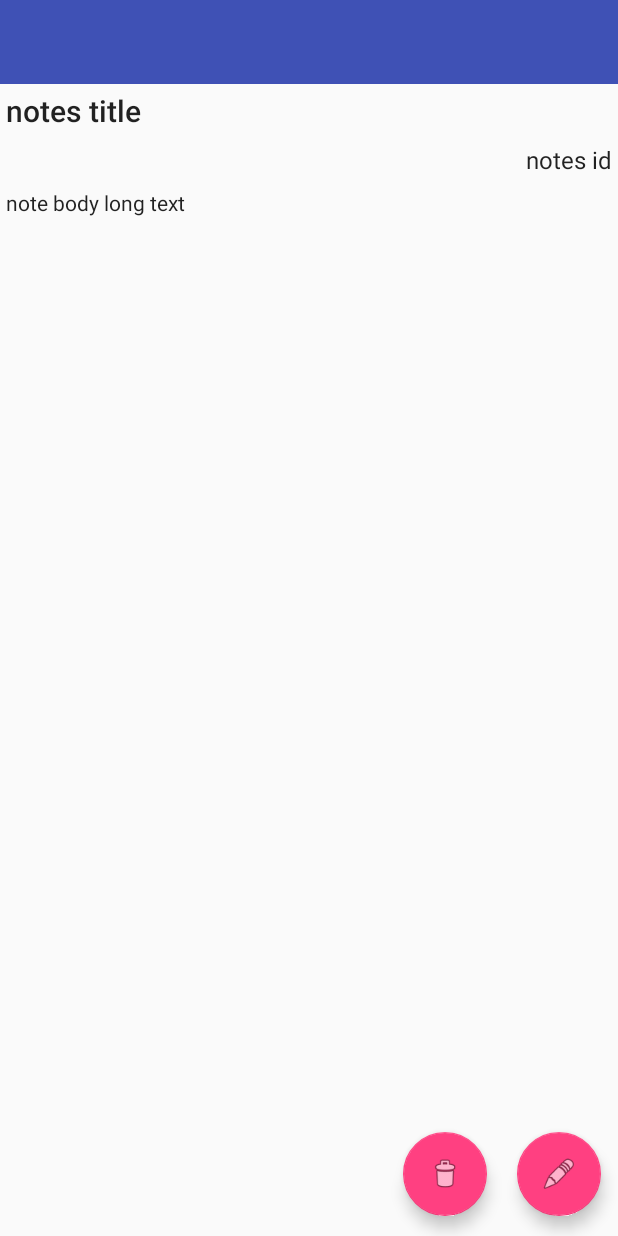
After one commit to abdurahmanovart/NotesRealm, an Android app: the layout activity_note_detail.xml on its own in the app's theme, with its tools: preview values and no code run, on a phone screen of 412 x 824 dp. The commit adds this screen. Run offline under Robolectric (Android 15) with nearby library versions, the phone set to English and light mode, and no system bars.

Commit message:
created new activity to handle note removing

```diff
--- a/app/src/main/AndroidManifest.xml
+++ b/app/src/main/AndroidManifest.xml
@@ -25,6 +25,12 @@
             android:label="@string/create_note"
             android:theme="@style/Theme.AppCompat.NoActionBar">
         </activity>
+        <activity
+            android:name=".ui.NoteDetailActivity"
+            android:configChanges="orientation|screenSize"
+            android:label="@string/note_details"
+            android:theme="@style/Theme.AppCompat.NoActionBar">
+        </activity>
     </application>
 
 </manifest>
--- /dev/null
+++ b/app/src/main/res/layout/activity_note_detail.xml
@@ -0,0 +1,86 @@
+<?xml version="1.0" encoding="utf-8"?>
+<RelativeLayout
+    xmlns:android="http://schemas.android.com/apk/res/android"
+    xmlns:app="http://schemas.android.com/apk/res-auto"
+    xmlns:tools="http://schemas.android.com/tools"
+    android:layout_width="match_parent"
+    android:layout_height="match_parent"
+    tools:context="com.github.abdurahmanovart.notesrealm.ui.CreateNoteActivity">
+
+    <android.support.v7.widget.Toolbar
+        android:id="@+id/toolbar"
+        android:layout_width="match_parent"
+        android:layout_height="wrap_content"
+        android:layout_alignParentLeft="true"
+        android:layout_alignParentStart="true"
+        android:layout_alignParentTop="true"
+        android:background="?attr/colorPrimary"
+        android:minHeight="?attr/actionBarSize"
+        android:theme="@style/ThemeOverlay.AppCompat.Dark.ActionBar"
+        app:popupTheme="@style/ThemeOverlay.AppCompat.Light"/>
+
+    <ScrollView
+        android:layout_width="match_parent"
+        android:layout_height="match_parent"
+        android:layout_below="@id/toolbar"
+        android:layout_above="@+id/delete_note_button">
+
+        <LinearLayout
+            android:layout_width="match_parent"
+            android:layout_height="wrap_content"
+            android:orientation="vertical">
+
+            <TextView
+                android:id="@+id/note_title_text_view"
+                style="@style/Base.TextAppearance.AppCompat.Title"
+                android:layout_width="match_parent"
+                android:layout_height="match_parent"
+                android:padding="@dimen/padding_xsmall"
+                tools:text="notes title"/>
+
+            <TextView
+                android:id="@+id/notes_id_text_view"
+                style="@style/Base.TextAppearance.AppCompat.Subhead"
+                android:layout_width="match_parent"
+                android:layout_height="match_parent"
+                android:gravity="right"
+                android:padding="@dimen/padding_xsmall"
+                tools:text="notes id"/>
+
+            <TextView
+                android:id="@+id/note_body_text_view"
+                android:layout_width="match_parent"
+                android:layout_height="match_parent"
+                android:padding="@dimen/padding_xsmall"
+                android:textAppearance="@style/TextAppearance.AppCompat.Body1"
+                tools:text="note body long text"/>
+
+
+        </LinearLayout>
+
+    </ScrollView>
+
+    <android.support.design.widget.FloatingActionButton
+        android:id="@+id/delete_note_button"
+        android:layout_width="wrap_content"
+        android:layout_height="wrap_content"
+        android:src="@android:drawable/ic_menu_delete"
+        android:layout_marginRight="20dp"
+        android:layout_marginEnd="20dp"
+        android:layout_marginBottom="13dp"
+        android:layout_alignParentBottom="true"
+        android:layout_toLeftOf="@+id/edit_note_button"
+        android:layout_toStartOf="@+id/edit_note_button"/>
+
+    <android.support.design.widget.FloatingActionButton
+        android:id="@+id/edit_note_button"
+        android:layout_width="wrap_content"
+        android:layout_height="wrap_content"
+        android:src="@android:drawable/ic_menu_edit"
+        android:layout_alignTop="@+id/delete_note_button"
+        android:layout_alignParentRight="true"
+        android:layout_alignParentEnd="true"
+        android:layout_marginRight="11dp"
+        android:layout_marginEnd="11dp"/>
+
+</RelativeLayout>
--- a/app/src/main/res/values/strings.xml
+++ b/app/src/main/res/values/strings.xml
@@ -16,4 +16,6 @@
     <string name="create_note">Создать заметку</string>
     <string name="close_activity">Выход без сохранения</string>
     <string name="save_note_question">Сохранить?</string>
+    <string name="note_details">Просмотр заметки</string>
+    <string name="delete_note_question">Удалить заметку?</string>
 </resources>
--- /dev/null
+++ b/app/src/main/res/values/values.xml
@@ -0,0 +1,5 @@
+<?xml version="1.0" encoding="utf-8"?>
+<resources>
+    <item name="visible" type="id"/>
+    <item name="masked" type="id"/>
+</resources>
```
Also changed, not shown: app/src/main/java/com/github/abdurahmanovart/notesrealm/BasicFragment.java (+14 -3 lines), app/src/main/java/com/github/abdurahmanovart/notesrealm/adapter/NoteAdapter.java (+15 -2 lines), app/src/main/java/com/github/abdurahmanovart/notesrealm/ui/NoteDetailActivity.java (added, +142 -0 lines), app/src/main/res/layout/activity_create_note.xml (+15 -14 lines).
